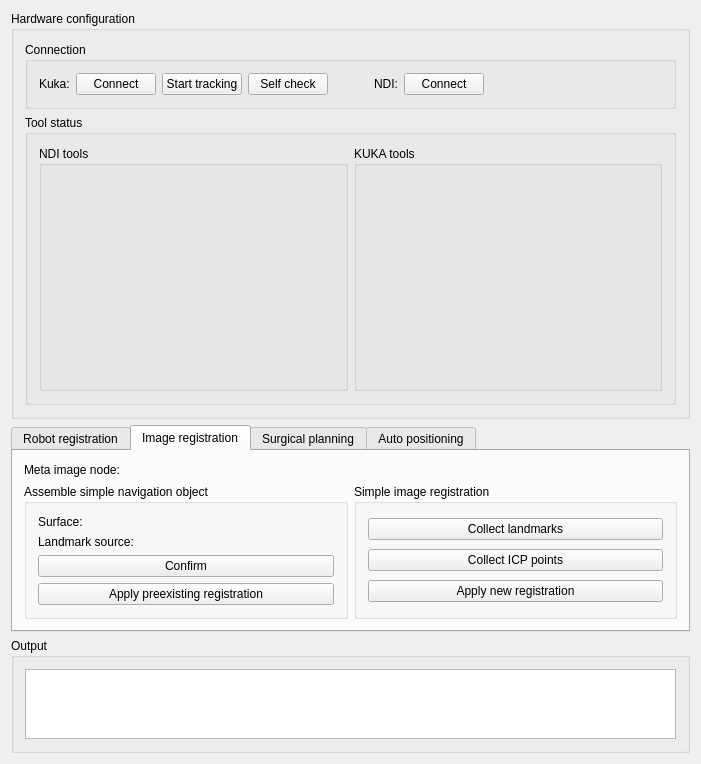
This is Plugins/org.mitk.lancet.surgicalsimulate/src/internal/SurgicalSimulateControls.ui in zhaomengxiao/LancetMITK-Adition as Qt 5 draws it before an edit. The edited form follows.
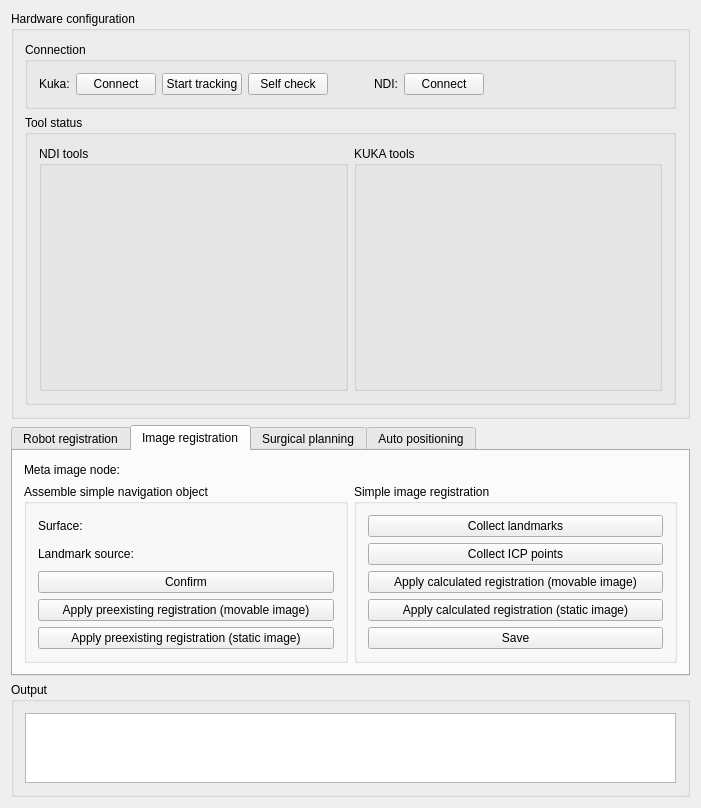
This is the edited form. The open tabs and pages were chosen to show the change. Custom widgets are drawn as their Qt base class.

Commit message:
Feature(surgicalSimulate): new surface registration filter
keep the image static while the tools move relative to the surface frame

```diff
--- a/Plugins/org.mitk.lancet.surgicalsimulate/src/internal/SurgicalSimulateControls.ui
+++ b/Plugins/org.mitk.lancet.surgicalsimulate/src/internal/SurgicalSimulateControls.ui
@@ -271,6 +271,13 @@
           <string>Assemble simple navigation object</string>
          </property>
          <layout class="QGridLayout" name="gridLayout_9">
+          <item row="3" column="0">
+           <widget class="QPushButton" name="pushButton_applyPreImageRegistration">
+            <property name="text">
+             <string>Apply preexisting registration (movable image)</string>
+            </property>
+           </widget>
+          </item>
           <item row="1" column="0">
            <layout class="QHBoxLayout" name="horizontalLayout_6">
             <item>
@@ -306,10 +313,10 @@
             </item>
            </layout>
           </item>
-          <item row="3" column="0">
-           <widget class="QPushButton" name="pushButton_applyPreImageRegistration">
+          <item row="4" column="0">
+           <widget class="QPushButton" name="pushButton_applyPreImageRegistrationNew">
             <property name="text">
-             <string>Apply preexisting registration</string>
+             <string>Apply preexisting registration (static image)</string>
             </property>
            </widget>
           </item>
@@ -342,7 +349,21 @@
           <item row="2" column="0">
            <widget class="QPushButton" name="pushButton_applyRegistration">
             <property name="text">
-             <string>Apply new registration</string>
+             <string>Apply calculated registration (movable image)</string>
+            </property>
+           </widget>
+          </item>
+          <item row="3" column="0">
+           <widget class="QPushButton" name="pushButton_applyRegistrationNew">
+            <property name="text">
+             <string>Apply calculated registration (static image)</string>
+            </property>
+           </widget>
+          </item>
+          <item row="4" column="0">
+           <widget class="QPushButton" name="pushButton_saveNdiTools">
+            <property name="text">
+             <string>Save</string>
             </property>
            </widget>
           </item>
```
Left out of the diff: 4 changed lines with no effect on the pictures. The commit also changes 6 other files.
